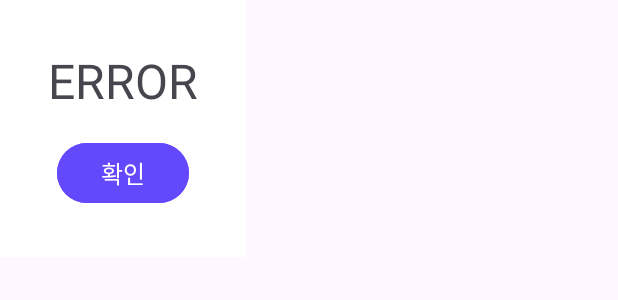
After one commit to nhee-dev/book-search-app, an Android app: the layout dialog_error.xml on its own in the app's theme, with its tools: preview values and no code run, on a phone screen of 412 x 824 dp. The commit adds this screen. Shown: the top 300 px of the screen. Run offline under Robolectric (Android 15) with nearby library versions, the phone set to English and light mode, and no system bars.

Commit message:
feat: StateFlow 사용해서 Error 발생 시 에러 다이얼로그 보이기

```diff
--- a/app/src/main/java/com/nhee/booksearchapp/ui/books/BooksFragment.kt
+++ b/app/src/main/java/com/nhee/booksearchapp/ui/books/BooksFragment.kt
@@ -15,6 +15,7 @@ import androidx.recyclerview.widget.RecyclerView
 import com.nhee.booksearchapp.data.Book
 import com.nhee.booksearchapp.data.Result
 import com.nhee.booksearchapp.databinding.FragmentBooksBinding
+import com.nhee.booksearchapp.ui.dialog.ErrorDialog
 import dagger.hilt.android.AndroidEntryPoint
 import kotlinx.coroutines.launch
 
@@ -125,6 +126,10 @@ class BooksFragment : Fragment() {
                 } else {
                     hideProgressBar()
                 }
+
+                if(it is Result.Error) {
+                    ErrorDialog(it.exception?.message).show(requireActivity().supportFragmentManager, "ErrorDialog")
+                }
             }
         }
     }
--- /dev/null
+++ b/app/src/main/res/layout/dialog_error.xml
@@ -0,0 +1,36 @@
+<?xml version="1.0" encoding="utf-8"?>
+<layout
+    xmlns:android="http://schemas.android.com/apk/res/android"
+    xmlns:app="http://schemas.android.com/apk/res-auto">
+
+    <androidx.constraintlayout.widget.ConstraintLayout
+        android:layout_width="wrap_content"
+        android:layout_height="wrap_content"
+        android:padding="32dp"
+        android:background="@color/white">
+
+        <TextView
+            android:id="@+id/tv_error"
+            android:layout_width="wrap_content"
+            android:layout_height="wrap_content"
+            android:textSize="32sp"
+            app:layout_constraintStart_toStartOf="parent"
+            app:layout_constraintTop_toTopOf="parent"
+            android:text="ERROR"/>
+
+        <Button
+            android:id="@+id/btn_confirm"
+            android:layout_width="wrap_content"
+            android:layout_height="wrap_content"
+            android:text="확인"
+            app:layout_constraintStart_toStartOf="@id/tv_error"
+            app:layout_constraintEnd_toEndOf="@id/tv_error"
+            app:layout_constraintTop_toBottomOf="@id/tv_error"
+            android:layout_marginTop="16dp"
+            android:textSize="16sp"
+            android:textColor="@color/white"
+            android:backgroundTint="@color/main_color"/>
+
+    </androidx.constraintlayout.widget.ConstraintLayout>
+
+</layout>
```
Also changed, not shown: app/src/main/java/com/nhee/booksearchapp/ui/dialog/ErrorDialog.kt (added, +45 -0 lines).
